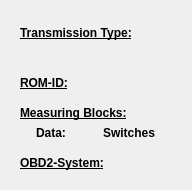
Old version of the form ui/CUinfo_Transmission.ui in the repository Comer352L/FreeSSM.
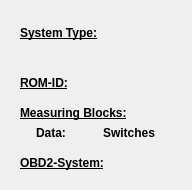
New version of the form.

Commit message: CUinfo-widgets: rename and unify system type title labels

```diff
--- a/ui/CUinfo_Transmission.ui
+++ b/ui/CUinfo_Transmission.ui
@@ -51,7 +51,7 @@
     </font>
    </property>
    <property name="text">
-    <string>Transmission Type:</string>
+    <string>System Type:</string>
    </property>
   </widget>
   <widget class="QLabel" name="transmissiontype_label">
```
Left out of the diff: 4 changed lines with no effect on the pictures. The commit also changes 9 other files.
